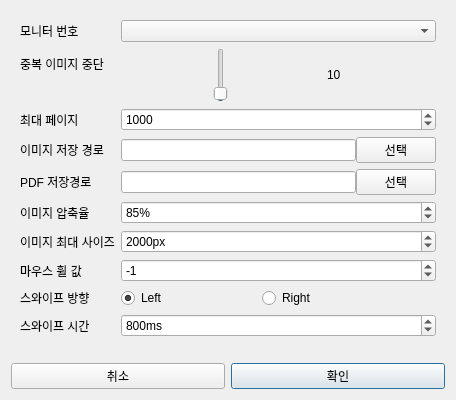
The window that ui/setting_dialog.ui (gyuha/capture-macro2) describes before a commit, drawn with Qt 5.
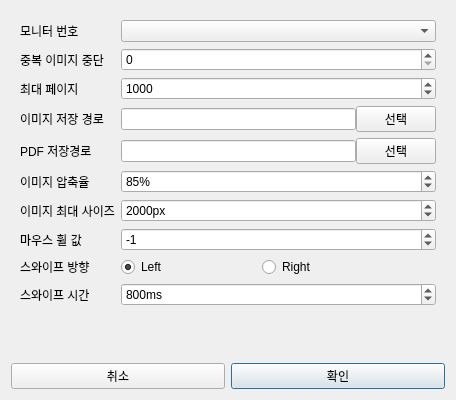
The same window after the commit.

Commit message:
설정 다이얼로그 UI 및 기능 개선
- QSlider에서 QSpinBox로 중복 이미지 설정 위젯 변경
- 설정 다이얼로그의 SpinBox 위젯에 실시간 텍스트 입력 및 값 업데이트 기능 추가
- 이미지 유사도 비교 임계값 조정 (1.0 → 0.95)
- 불필요한 디버그 출력 및 예외 처리 제거
- UI 레이아웃 및 스페이서 방향 수정

Diff of the .ui file:
```diff
--- a/ui/setting_dialog.ui
+++ b/ui/setting_dialog.ui
@@ -58,36 +58,6 @@
           </property>
          </widget>
         </item>
-        <item row="1" column="1">
-         <layout class="QHBoxLayout" name="horizontalLayout_5">
-          <item>
-           <widget class="QSlider" name="sbSameCount">
-            <property name="minimumSize">
-             <size>
-              <width>200</width>
-              <height>0</height>
-             </size>
-            </property>
-            <property name="value">
-             <number>3</number>
-            </property>
-           </widget>
-          </item>
-          <item>
-           <widget class="QLabel" name="lbSameCount">
-            <property name="minimumSize">
-             <size>
-              <width>30</width>
-              <height>0</height>
-             </size>
-            </property>
-            <property name="text">
-             <string>10</string>
-            </property>
-           </widget>
-          </item>
-         </layout>
-        </item>
         <item row="2" column="0">
          <widget class="QLabel" name="label_4">
           <property name="text">
@@ -300,6 +270,9 @@
           </item>
           <item>
            <spacer name="horizontalSpacer">
+            <property name="orientation">
+             <enum>Qt::Vertical</enum>
+            </property>
             <property name="sizeHint" stdset="0">
              <size>
               <width>40</width>
@@ -330,6 +303,16 @@
           </property>
          </widget>
         </item>
+        <item row="1" column="1">
+         <widget class="QSpinBox" name="sbSameCount">
+          <property name="minimumSize">
+           <size>
+            <width>100</width>
+            <height>0</height>
+           </size>
+          </property>
+         </widget>
+        </item>
        </layout>
       </item>
      </layout>
@@ -337,6 +320,9 @@
    </item>
    <item>
     <spacer name="verticalSpacer">
+     <property name="orientation">
+      <enum>Qt::Vertical</enum>
+     </property>
      <property name="sizeHint" stdset="0">
       <size>
        <width>20</width>
```
The commit also changes 4 other files.
